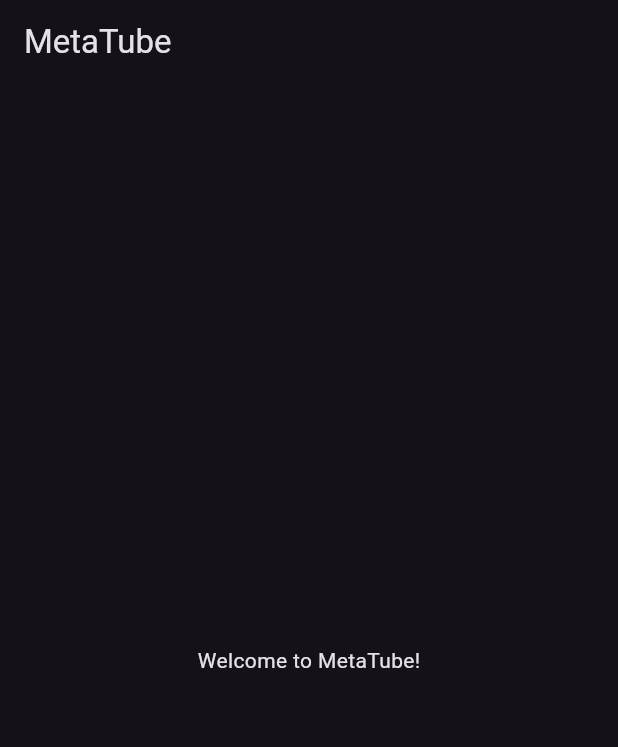
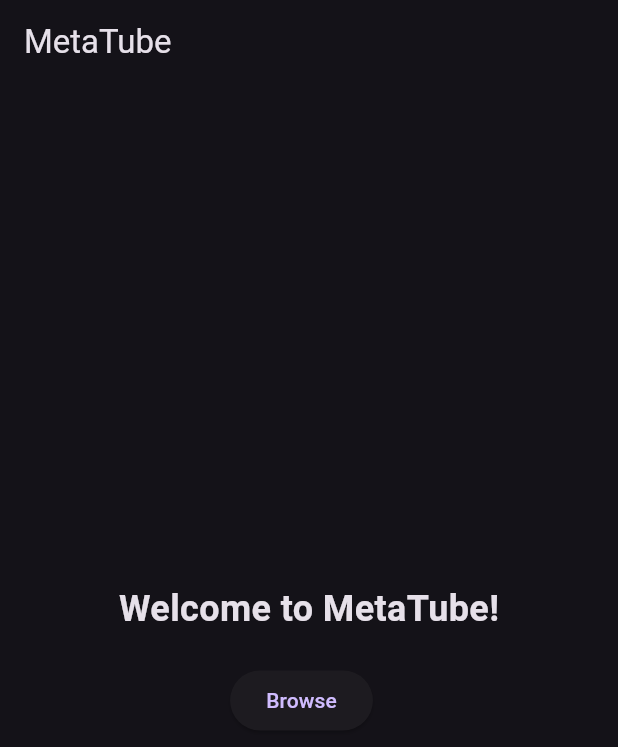
Before and after one commit to Angstromico/Metatube-Flutter, a Flutter app: the screen it shows after launch, on a phone screen of 412 x 824 dp. Shown: the top 747 px of the screen. Run offline on Flutter 3.47's test engine with Material 3 defaults, Android fonts, the phone set to English and light mode, and no system bars.

Commit message:
feat: main button in home screen

```diff
--- a/lib/screens/home_screen.dart
+++ b/lib/screens/home_screen.dart
@@ -9,9 +9,30 @@ class HomeScreen extends StatelessWidget {
       appBar: AppBar(
         title: const Text('MetaTube'),
       ),
-      body: const Center(
-        child: Text('Welcome to MetaTube!'),
+      body: Column(
+        mainAxisAlignment: MainAxisAlignment.center,
+        children: [
+          const Text(
+            'Welcome to MetaTube!',
+            style: TextStyle(fontSize: 24, fontWeight: FontWeight.bold),
+          ),
+          const SizedBox(height: 20),
+          Row(
+            mainAxisAlignment: MainAxisAlignment.center,
+            children: [
+            _mainButton('Browse', () {}),
+            const SizedBox(width: 10),
+            ],
+            ),
+        ],
       ),
     );
   }
+
+  ElevatedButton _mainButton(String label, VoidCallback onPressed) {
+    return ElevatedButton(
+      onPressed: onPressed,
+      child: Text(label),
+    );
+  }
 }
```
